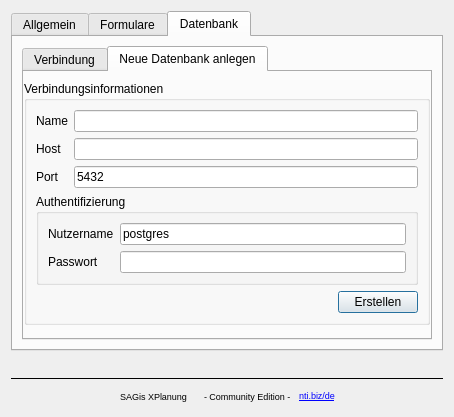
The window that src/SAGisXPlanung/ui/settings.ui (nti-de/SAGisXPlanung) describes before a commit, drawn with Qt 5.
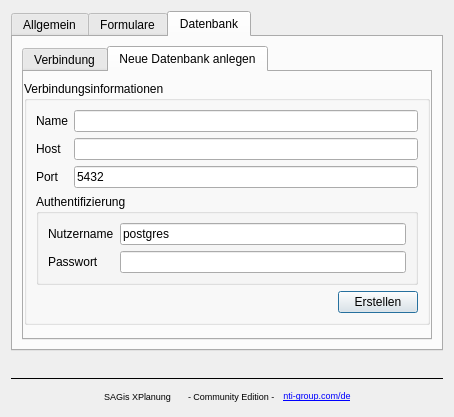
The same window after the commit.

Patch:
```diff
--- a/src/SAGisXPlanung/ui/settings.ui
+++ b/src/SAGisXPlanung/ui/settings.ui
@@ -470,7 +470,7 @@
         </font>
        </property>
        <property name="text">
-        <string>&lt;a href=&quot;https://www.nti.biz/de/produkte/sagis-loesungen/&quot;&gt;nti.biz/de&lt;/a&gt;</string>
+        <string>&lt;a href=&quot;https://www.nti-group.com/de/produkte/sagis-loesungen/&quot;&gt;nti-group.com/de&lt;/a&gt;</string>
        </property>
        <property name="alignment">
         <set>Qt::AlignCenter</set>
```
